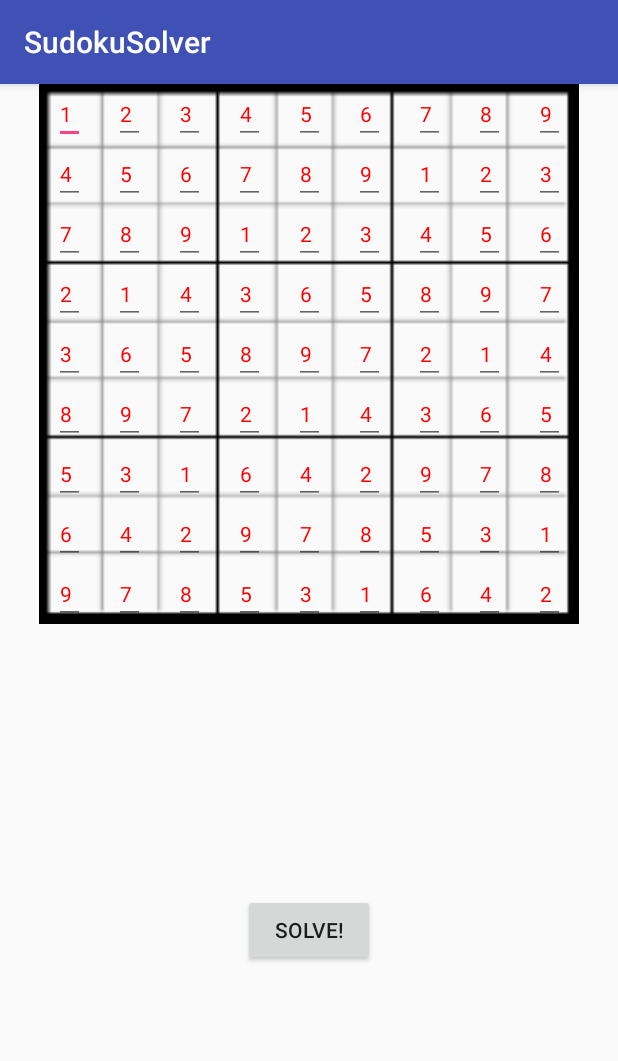
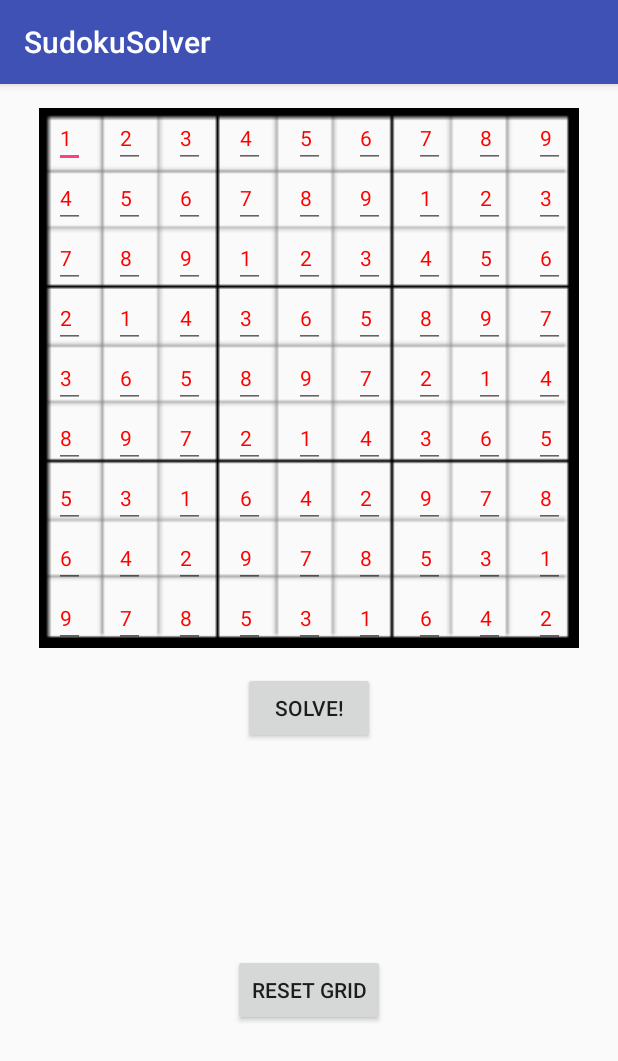
Before and after one commit to fengctor/Sudoku, an Android app: the screen it shows after launch (MainActivity), after a tap on "SOLVE!", on a phone screen of 412 x 824 dp. Shown: the top 1061 px of the screen. Run offline under Robolectric (Android 15) with nearby library versions, the light colour scheme and no system bars.

Commit message:
Add reset button

```diff
--- a/app/src/main/java/osellus/feng/gary/sudokusolver/MainActivity.java
+++ b/app/src/main/java/osellus/feng/gary/sudokusolver/MainActivity.java
@@ -1,16 +1,13 @@
 package osellus.feng.gary.sudokusolver;
 
 import android.graphics.Color;
+import android.os.Bundle;
 import android.support.v7.app.AppCompatActivity;
-import android.os.Bundle;
 import android.support.v7.widget.GridLayout;
 import android.text.InputFilter;
 import android.text.InputType;
-import android.text.Spanned;
-import android.text.TextWatcher;
 import android.view.Gravity;
 import android.view.View;
-import android.view.ViewGroup;
 import android.widget.Button;
 import android.widget.EditText;
 
@@ -25,7 +22,6 @@ public class MainActivity extends AppCompatActivity {
         setContentView(R.layout.activity_main);
 
         mGridLayout = findViewById(R.id.grid);
-        EditText lastEditText = null;
         int editTextId;
 
         for (int i = 0; i < 9; ++i) {
@@ -36,7 +32,6 @@ public class MainActivity extends AppCompatActivity {
                 editText.setId(editTextId);
 
                 mGridLayout.addView(editText, i);
-                //  lastEditText = editText;
             }
         }
 
@@ -47,6 +42,14 @@ public class MainActivity extends AppCompatActivity {
                 solveSudoku();
             }
         });
+
+        Button resetButton = findViewById(R.id.reset_button);
+        resetButton.setOnClickListener(new View.OnClickListener() {
+            @Override
+            public void onClick(View view) {
+                resetGrid();
+            }
+        });
     }
 
     private EditText createBaseEditText() {
@@ -54,7 +57,7 @@ public class MainActivity extends AppCompatActivity {
 
         editText.setRawInputType(InputType.TYPE_CLASS_NUMBER);
         editText.setTextSize(14);
-        editText.setFilters(new InputFilter[] {new InputFilter.LengthFilter(EDIT_MAX_LEN)});
+        editText.setFilters(new InputFilter[]{new InputFilter.LengthFilter(EDIT_MAX_LEN)});
         GridLayout.LayoutParams layoutParams = new GridLayout.LayoutParams(GridLayout.spec(GridLayout.UNDEFINED, 1f), GridLayout.spec(GridLayout.UNDEFINED, 1f));
         layoutParams.setGravity(Gravity.CENTER);
         editText.setLayoutParams(layoutParams);
@@ -87,4 +90,13 @@ public class MainActivity extends AppCompatActivity {
             }
         }
     }
+
+    private void resetGrid() {
+        for (int i = 0; i < Sudoku.DIMEN * Sudoku.DIMEN; ++i) {
+            EditText cell = (EditText) mGridLayout.getChildAt(i);
+
+            cell.setText("");
+            cell.setTextColor(Color.BLACK);
+        }
+    }
 }
--- a/app/src/main/res/layout/activity_main.xml
+++ b/app/src/main/res/layout/activity_main.xml
@@ -10,6 +10,9 @@
         android:id="@+id/grid"
         android:layout_width="360dp"
         android:layout_height="360dp"
+        android:layout_marginEnd="16dp"
+        android:layout_marginStart="16dp"
+        android:layout_marginTop="16dp"
         android:background="@drawable/sudoku_grid"
         app:columnCount="9"
         app:layout_constraintEnd_toEndOf="parent"
@@ -23,13 +26,25 @@
         android:id="@+id/solve_button"
         android:layout_width="wrap_content"
         android:layout_height="wrap_content"
+        android:layout_marginEnd="8dp"
+        android:layout_marginStart="8dp"
+        android:layout_marginTop="16dp"
+        android:text="@string/solve_button"
+        app:layout_constraintEnd_toEndOf="parent"
+        app:layout_constraintStart_toStartOf="parent"
+        app:layout_constraintTop_toBottomOf="@+id/grid" />
+
+    <Button
+        android:id="@+id/reset_button"
+        android:layout_width="wrap_content"
+        android:layout_height="wrap_content"
         android:layout_marginBottom="8dp"
         android:layout_marginEnd="8dp"
         android:layout_marginStart="8dp"
         android:layout_marginTop="8dp"
-        android:text="@string/solve_button"
+        android:text="@string/reset_button"
         app:layout_constraintBottom_toBottomOf="parent"
         app:layout_constraintEnd_toEndOf="parent"
         app:layout_constraintStart_toStartOf="parent"
-        app:layout_constraintTop_toBottomOf="@+id/grid" />
+        app:layout_constraintTop_toBottomOf="@+id/solve_button" />
 </android.support.constraint.ConstraintLayout>
--- a/app/src/main/res/values/strings.xml
+++ b/app/src/main/res/values/strings.xml
@@ -1,4 +1,5 @@
 <resources>
     <string name="app_name">SudokuSolver</string>
     <string name="solve_button">Solve!</string>
+    <string name="reset_button">Reset Grid</string>
 </resources>
```
